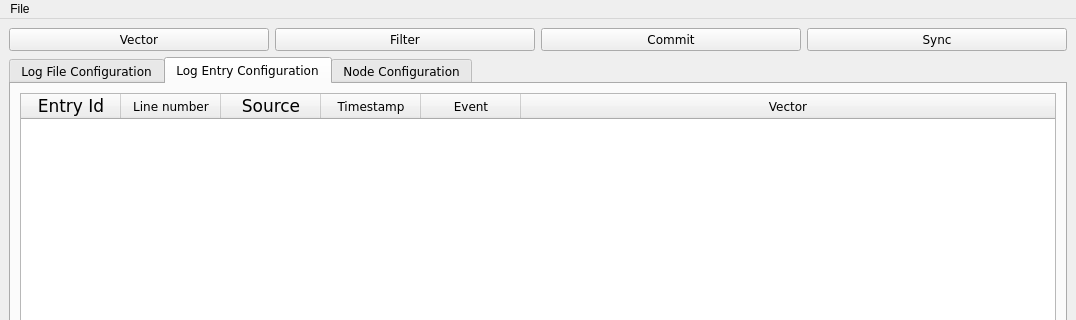
Before: the Qt Designer form ui/main_window.ui in CS4311-spring-2020/pick-tool-team14-keikaku, drawn with Qt 5; both pictures show x 0 to 1076 and y 0 to 320 of the 1076 by 730 pixel window.
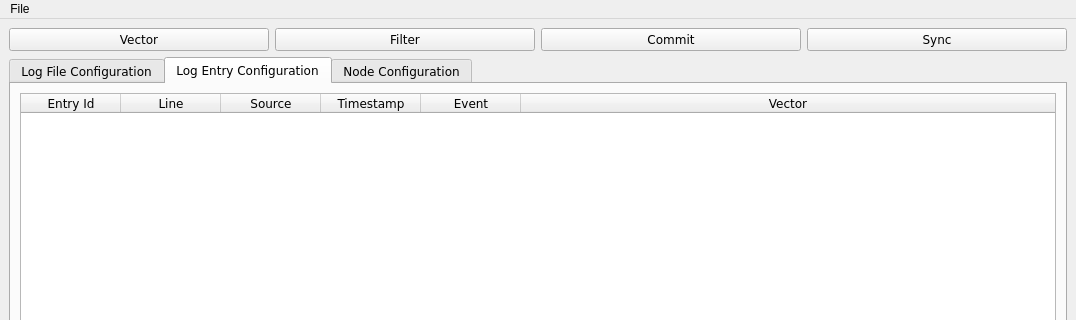
After: the same form once the commit is applied. The open tabs and pages were chosen to show the change. Icons and pictures are not drawn.

What changed in the file:
```diff
--- a/ui/main_window.ui
+++ b/ui/main_window.ui
@@ -558,7 +558,6 @@
            <property name="font">
             <font>
              <family>Verdana</family>
-             <pointsize>13</pointsize>
             </font>
            </property>
            <property name="textAlignment">
@@ -567,7 +566,7 @@
           </column>
           <column>
            <property name="text">
-            <string>Line number</string>
+            <string>Line</string>
            </property>
            <property name="font">
             <font>
@@ -585,7 +584,7 @@
            <property name="font">
             <font>
              <family>Verdana</family>
-             <pointsize>13</pointsize>
+             <pointsize>9</pointsize>
             </font>
            </property>
            <property name="textAlignment">
```
Left out of the diff: 4 changed lines with no effect on the pictures.
